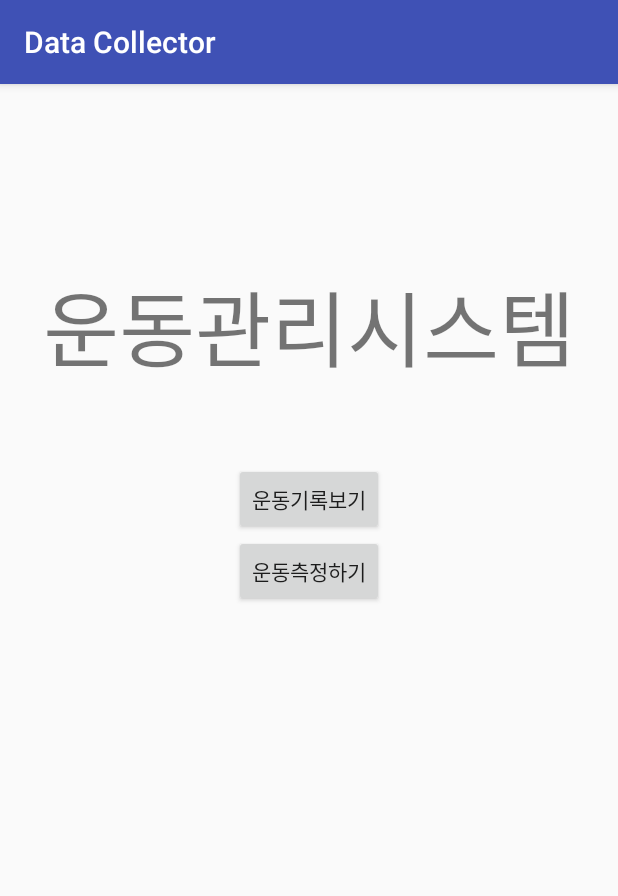
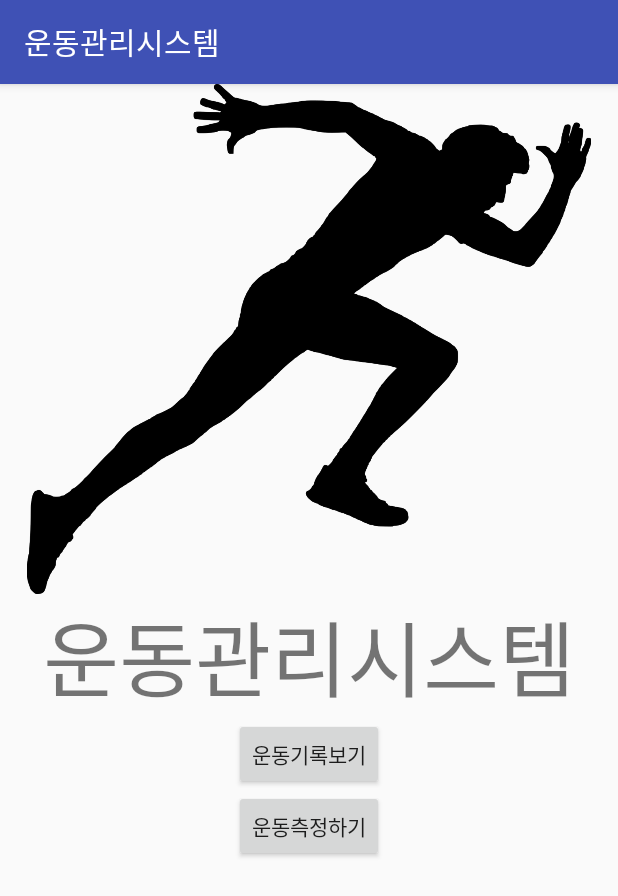
Before and after one commit to pjh6818/MaLID, an Android app: the screen it shows after launch (mainmenu), on a phone screen of 412 x 824 dp. Shown: the top 896 px of the screen. Run offline under Robolectric (Android 15) with nearby library versions, the phone set to English and light mode, and no system bars.

Commit message:
어플,메인메뉴 아이콘 추가. 현재운동 텍스트뷰 추가

```diff
--- a/MALID/Data-Collector/app/src/main/AndroidManifest.xml
+++ b/MALID/Data-Collector/app/src/main/AndroidManifest.xml
@@ -9,7 +9,7 @@
 
     <application
         android:allowBackup="true"
-        android:icon="@mipmap/ic_launcher"
+        android:icon="@drawable/mainbackground"
         android:label="@string/app_name"
         android:roundIcon="@mipmap/ic_launcher_round"
         android:supportsRtl="true"
--- a/MALID/Data-Collector/app/src/main/res/layout/activity_main.xml
+++ b/MALID/Data-Collector/app/src/main/res/layout/activity_main.xml
@@ -221,6 +221,12 @@
                 android:layout_height="wrap_content"
                 android:text="Information"
                 android:textStyle="bold" />
+
+            <TextView
+                android:layout_width="match_parent"
+                android:layout_height="wrap_content"
+                android:text="현재 운동 : "
+                android:textStyle="bold"/>
             <ScrollView
                 android:layout_width="match_parent"
                 android:layout_height="300dp">
--- a/MALID/Data-Collector/app/src/main/res/layout/mainmenu.xml
+++ b/MALID/Data-Collector/app/src/main/res/layout/mainmenu.xml
@@ -1,17 +1,26 @@
 <?xml version="1.0" encoding="utf-8"?>
 <android.support.constraint.ConstraintLayout
-    xmlns:android="http://schemas.android.com/apk/res/android" android:layout_width="match_parent"
+    xmlns:android="http://schemas.android.com/apk/res/android"
+    xmlns:app="http://schemas.android.com/apk/res-auto"
+    xmlns:tools="http://schemas.android.com/tools"
+    android:layout_width="match_parent"
     android:layout_height="match_parent">
 <LinearLayout
     android:layout_width="match_parent"
     android:layout_height="wrap_content"
     android:orientation="vertical">
+
+    <ImageView
+        android:id="@+id/titlebackground"
+        android:layout_width="400dp"
+        android:layout_height="340dp"
+        android:layout_gravity="center_horizontal"
+        android:background="@android:color/transparent"
+        app:srcCompat="@drawable/mainback" />
     <TextView
         android:id="@+id/textView"
         android:layout_width="wrap_content"
         android:layout_height="wrap_content"
-        android:layout_marginTop="120dp"
-        android:layout_marginBottom="50dp"
         android:layout_gravity="center"
         android:text="운동관리시스템"
         android:textSize="25pt"/>
--- a/MALID/Data-Collector/app/src/main/res/values/strings.xml
+++ b/MALID/Data-Collector/app/src/main/res/values/strings.xml
@@ -1,3 +1,3 @@
 <resources>
-    <string name="app_name">Data Collector</string>
+    <string name="app_name">운동관리시스템</string>
 </resources>
```
Also changed, not shown: MALID/Data-Collector/app/src/main/res/drawable/mainback.png (added), MALID/Data-Collector/app/src/main/res/drawable/mainbackground.png (added).
